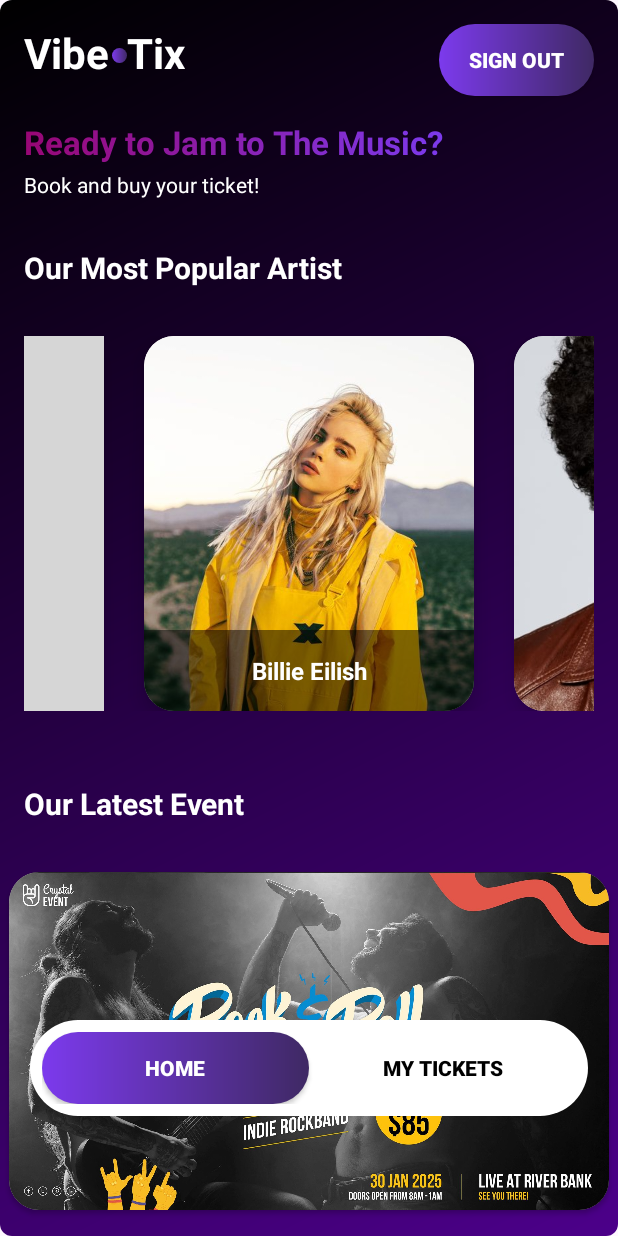
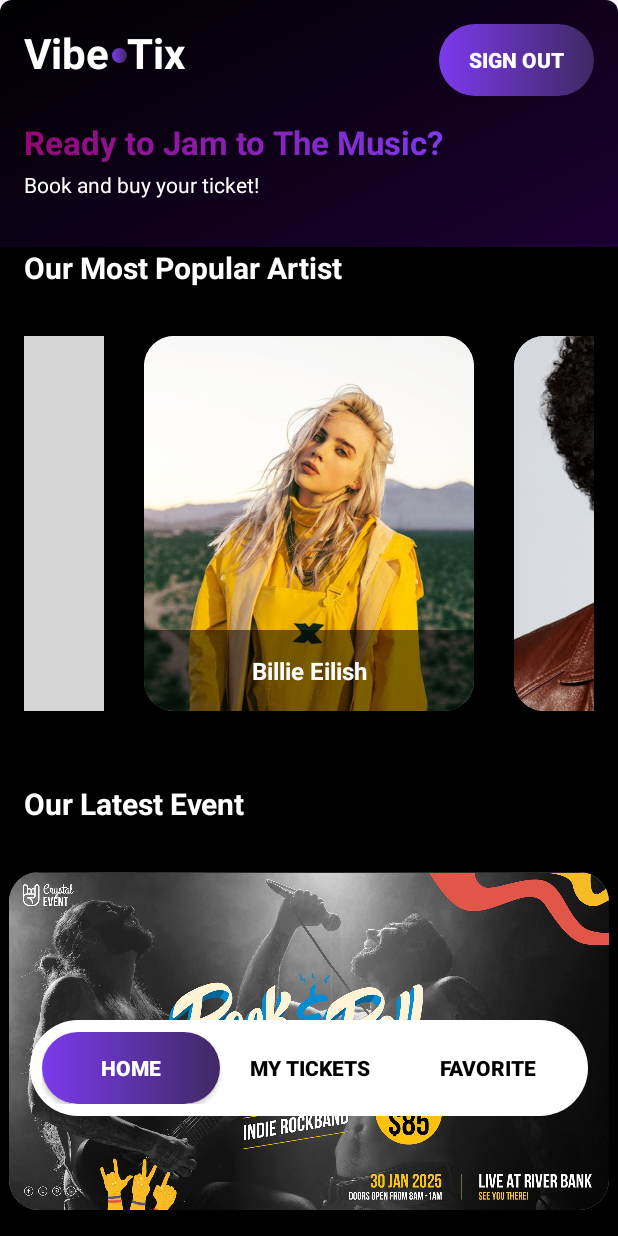
Before and after one commit to JoseAndreasW1/appTiketKonser, an Android app: the HomeActivity screen opened directly, with no data from a screen before it, after a tap on "HOME", on a phone screen of 412 x 824 dp. Run offline under Robolectric (Android 15) with nearby library versions, the phone set to English and light mode, and no system bars; our stand-ins replace Firebase (no records; nobody signed in at launch, a user with empty details on screens opened directly), Picasso; grey boxes are pictures that could not be loaded.

Commit message:
initialize tab favorite

```diff
--- a/app/src/main/java/com/example/apptiketkonser/HomeActivity.kt
+++ b/app/src/main/java/com/example/apptiketkonser/HomeActivity.kt
@@ -49,6 +49,7 @@ class HomeActivity : AppCompatActivity() {
 
         val _tabHome = findViewById<Button>(R.id.tabHome)
         val _tabTickets = findViewById<Button>(R.id.tabTickets)
+        val _tabFavorite = findViewById<Button>(R.id.tabFavorite)
         val _btnSignOut = findViewById<Button>(R.id.btnSignOut)
 
         _btnSignOut.setOnClickListener {
@@ -66,6 +67,10 @@ class HomeActivity : AppCompatActivity() {
         _tabTickets.setOnClickListener {
             _tabHome.setBackgroundResource(android.R.color.transparent) //ubah warna button
             _tabHome.setTextColor(resources.getColor(R.color.black))
+
+            _tabFavorite.setBackgroundResource(android.R.color.transparent) //ubah warna button
+            _tabFavorite.setTextColor(resources.getColor(R.color.black))
+
             _tabTickets.setBackgroundResource(R.drawable.gradient_purplebutton)
             _tabTickets.setTextColor(resources.getColor(R.color.white))
 
@@ -88,6 +93,28 @@ class HomeActivity : AppCompatActivity() {
             _tabTickets.setTextColor(resources.getColor(R.color.black))
             _tabHome.setBackgroundResource(R.drawable.gradient_purplebutton)
             _tabHome.setTextColor(resources.getColor(R.color.white))
+            _tabFavorite.setBackgroundResource(android.R.color.transparent) //ubah warna button
+            _tabFavorite.setTextColor(resources.getColor(R.color.black))
+
+
+            val mFragmentManager = supportFragmentManager
+            val mfListConcert = fListConcert()
+            mFragmentManager.findFragmentByTag(fListConcert::class.java.simpleName)
+            mFragmentManager
+                .beginTransaction()
+                .replace(
+                    R.id.frameContainer,
+                    mfListConcert,
+                    fListConcert::class.java.simpleName)
+                .commit()
+        }
+        _tabFavorite.setOnClickListener {
+            _tabTickets.setBackgroundResource(android.R.color.transparent)
+            _tabTickets.setTextColor(resources.getColor(R.color.black))
+            _tabHome.setBackgroundResource(android.R.color.transparent)
+            _tabHome.setTextColor(resources.getColor(R.color.black))
+            _tabFavorite.setBackgroundResource(R.drawable.gradient_purplebutton) //ubah warna button
+            _tabFavorite.setTextColor(resources.getColor(R.color.white))
 
             val mFragmentManager = supportFragmentManager
             val mfListConcert = fListConcert()
--- /dev/null
+++ b/app/src/main/res/drawable/vector_close.xml
@@ -0,0 +1,5 @@
+<vector xmlns:android="http://schemas.android.com/apk/res/android" android:height="24dp" android:tint="#FFFFFF" android:viewportHeight="24" android:viewportWidth="24" android:width="24dp">
+
+    <path android:fillColor="@android:color/white" android:pathData="M19,6.41L17.59,5 12,10.59 6.41,5 5,6.41 10.59,12 5,17.59 6.41,19 12,13.41 17.59,19 19,17.59 13.41,12z"/>
+
+</vector>
--- a/app/src/main/res/layout/activity_home.xml
+++ b/app/src/main/res/layout/activity_home.xml
@@ -8,6 +8,7 @@
     android:layout_height="match_parent"
     android:background="@drawable/wallpaper">
 
+    <!--Sticky tab bar-->
     <ScrollView
         android:layout_width="match_parent"
         android:layout_height="match_parent">
@@ -22,11 +23,11 @@
                 android:id="@+id/constraintLogo"
                 android:layout_width="match_parent"
                 android:layout_height="wrap_content"
+                android:orientation="horizontal"
+                android:paddingHorizontal="16dp"
+                android:paddingVertical="16dp"
                 app:layout_constraintStart_toStartOf="parent"
-                app:layout_constraintTop_toTopOf="parent"
-                android:paddingVertical="16dp"
-                android:paddingHorizontal="16dp"
-                android:orientation="horizontal">
+                app:layout_constraintTop_toTopOf="parent">
 
                 <TextView
                     android:id="@+id/logo"
@@ -84,12 +85,12 @@
                     android:id="@+id/tvGradient"
                     android:layout_width="wrap_content"
                     android:layout_height="wrap_content"
+                    android:layout_marginTop="16dp"
                     android:text="Ready to Jam to The Music?"
                     android:textSize="22dp"
                     android:textStyle="bold"
                     app:layout_constraintStart_toStartOf="@id/logo"
-                    app:layout_constraintTop_toBottomOf="@id/btnSignOut"
-                    android:layout_marginTop="16dp"/>
+                    app:layout_constraintTop_toBottomOf="@id/btnSignOut" />
 
                 <TextView
                     android:id="@+id/description"
@@ -107,13 +108,12 @@
                 android:id="@+id/frameContainer"
                 android:layout_width="match_parent"
                 android:layout_height="wrap_content"
-                app:layout_constraintTop_toBottomOf="@id/constraintLogo"
+                app:layout_constraintEnd_toEndOf="parent"
                 app:layout_constraintStart_toStartOf="parent"
-                app:layout_constraintEnd_toEndOf="parent"/>
+                app:layout_constraintTop_toBottomOf="@id/constraintLogo" />
         </androidx.constraintlayout.widget.ConstraintLayout>
     </ScrollView>
 
-<!--Sticky tab bar-->
     <LinearLayout
         android:id="@+id/stickyTab"
         android:layout_width="match_parent"
@@ -145,6 +145,17 @@
             android:text="My Tickets"
             android:background="@android:color/transparent"
             android:textStyle="bold"
-        />
+            />
+
+        <androidx.appcompat.widget.AppCompatButton
+            android:id="@+id/tabFavorite"
+            android:layout_width="0dp"
+            android:layout_height="wrap_content"
+            android:layout_weight="1"
+            android:text="Favorite"
+            android:background="@android:color/transparent"
+            android:textStyle="bold"
+            />
+
     </LinearLayout>
 </RelativeLayout>
--- a/app/src/main/res/layout/fragment_f_list_concert.xml
+++ b/app/src/main/res/layout/fragment_f_list_concert.xml
@@ -4,6 +4,7 @@
     xmlns:tools="http://schemas.android.com/tools"
     android:layout_width="match_parent"
     android:layout_height="match_parent"
+    android:background="@color/black"
     android:layout_marginTop="16dp"
     tools:context=".fListConcert">
 
```
Also changed, not shown: app/src/main/AndroidManifest.xml (+5 -2 lines), app/src/main/java/com/example/apptiketkonser/fFavorite.kt (added, +20 -0 lines), app/src/main/res/layout/fragment_f_favorite.xml (added, +33 -0 lines), app/src/main/res/layout/item_recycler_concert.xml (+11 -12 lines), app/src/main/res/layout/item_recyler_favorite.xml (added, +117 -0 lines).
